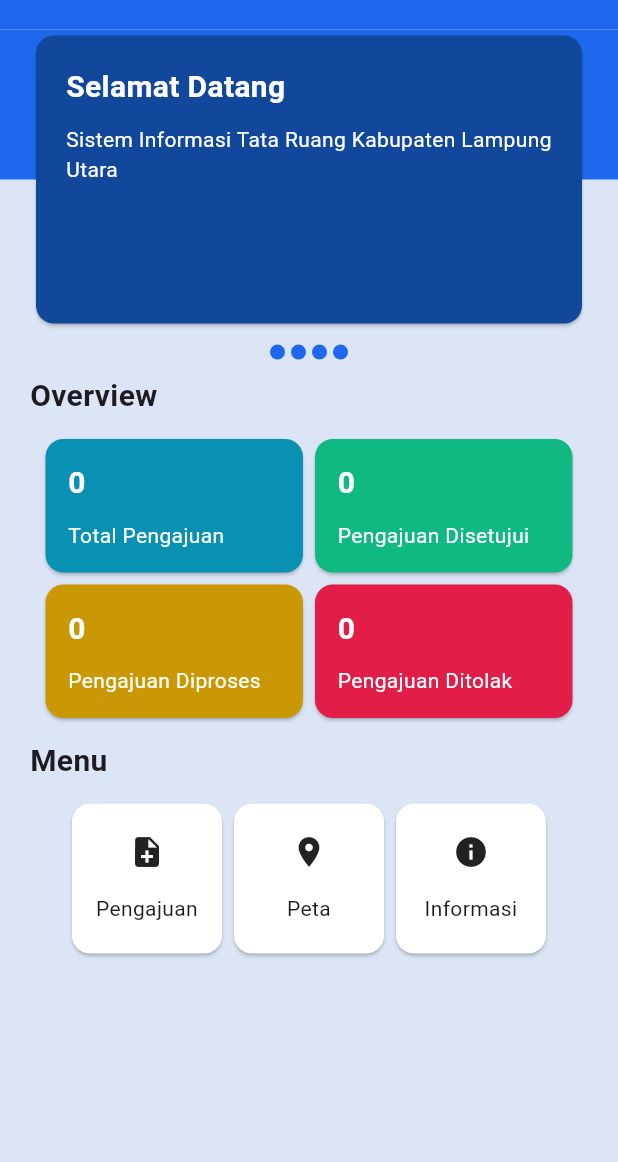
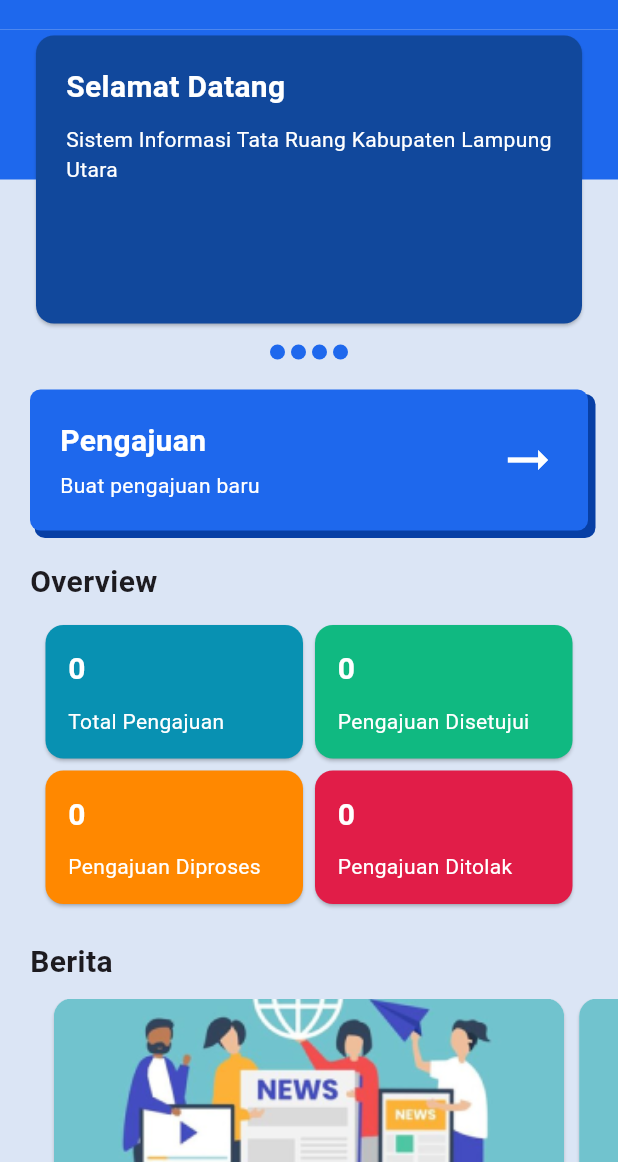
Before and after one commit to maybeenang/simtaru-lampura-flutter, a Flutter app: the screen it shows after launch, on a phone screen of 412 x 824 dp, the part 74-1236 px from its top. Run offline on Flutter 3.47's test engine with Material 2 defaults, Android fonts, the phone set to English and light mode, and no system bars; drawn by our look-alikes of carousel_slider; our stand-ins replace go_router.

Commit message:
update homepage

```diff
--- /dev/null
+++ b/lib/components/berita_card.dart
@@ -0,0 +1,81 @@
+import 'package:flutter/material.dart';
+
+class BeritaCard extends StatelessWidget {
+  const BeritaCard({super.key});
+
+  @override
+  Widget build(BuildContext context) {
+    return const Card(
+      clipBehavior: Clip.antiAlias,
+      margin: EdgeInsets.symmetric(horizontal: 5),
+      child: Column(
+        crossAxisAlignment: CrossAxisAlignment.start,
+        children: [
+          Image(
+            image: AssetImage("assets/images/berita.png"),
+            width: double.infinity,
+            height: 150,
+            fit: BoxFit.cover,
+          ),
+          SizedBox(height: 10),
+          Padding(
+            padding: EdgeInsets.symmetric(horizontal: 10.0),
+            child: Row(
+              crossAxisAlignment: CrossAxisAlignment.center,
+              children: [
+                Icon(
+                  Icons.calendar_today,
+                  size: 16,
+                ),
+                SizedBox(width: 5),
+                Text(
+                  "12/12/2021",
+                  style: TextStyle(
+                    fontSize: 14,
+                  ),
+                ),
+                SizedBox(width: 10),
+                Icon(
+                  Icons.remove_red_eye_outlined,
+                  size: 16,
+                ),
+                SizedBox(width: 5),
+                Text(
+                  "60",
+                  style: TextStyle(
+                    fontSize: 14,
+                  ),
+                ),
+              ],
+            ),
+          ),
+          SizedBox(height: 5),
+          Padding(
+            padding: EdgeInsets.symmetric(horizontal: 10.0),
+            child: Text(
+              "Lorem ipsum dolor sit amet, consectetur adipiscing elit. ",
+              maxLines: 1,
+              overflow: TextOverflow.ellipsis,
+              style: TextStyle(
+                fontSize: 16,
+                fontWeight: FontWeight.bold,
+              ),
+            ),
+          ),
+          SizedBox(height: 5),
+          Padding(
+            padding: EdgeInsets.symmetric(horizontal: 10.0),
+            child: Text(
+              "Lorem ipsum dolor sit amet, consectetur adipiscing elit. dsfsdfs fdsf sd fsd fsdfsdf sdf sdf sf sfds",
+              maxLines: 2,
+              overflow: TextOverflow.ellipsis,
+              style: TextStyle(
+                fontSize: 14,
+              ),
+            ),
+          ),
+        ],
+      ),
+    );
+  }
+}
--- /dev/null
+++ b/lib/components/button_call_toaction.dart
@@ -0,0 +1,60 @@
+import 'package:flutter/material.dart';
+import 'package:flutter_map_simtaru/constants/colors.dart';
+
+class ButtonCallToAction extends StatelessWidget {
+  const ButtonCallToAction({super.key});
+
+  @override
+  Widget build(BuildContext context) {
+    return Padding(
+      padding: const EdgeInsets.symmetric(horizontal: 20),
+      child: Container(
+        decoration: BoxDecoration(
+          color: AppColors.primaryColor,
+          borderRadius: BorderRadius.circular(7),
+          boxShadow: const [
+            BoxShadow(
+              color: Color(0xFF073FA5),
+              spreadRadius: 1,
+              blurRadius: 0,
+              offset: Offset(4, 4),
+              blurStyle: BlurStyle.inner,
+            ),
+          ],
+        ),
+        padding: const EdgeInsets.all(20),
+        child: const Row(
+          mainAxisAlignment: MainAxisAlignment.spaceBetween,
+          children: [
+            Column(
+              crossAxisAlignment: CrossAxisAlignment.start,
+              children: [
+                Text(
+                  "Pengajuan",
+                  style: TextStyle(
+                    fontSize: 20,
+                    fontWeight: FontWeight.bold,
+                    color: AppColors.whiteColor,
+                  ),
+                ),
+                SizedBox(height: 5),
+                Text(
+                  "Buat pengajuan baru",
+                  style: TextStyle(
+                    fontSize: 14,
+                    color: AppColors.whiteColor,
+                  ),
+                ),
+              ],
+            ),
+            Icon(
+              Icons.arrow_right_alt,
+              size: 40,
+              color: AppColors.whiteColor,
+            ),
+          ],
+        ),
+      ),
+    );
+  }
+}
--- /dev/null
+++ b/lib/components/carousel_berita_card.dart
@@ -0,0 +1,32 @@
+import 'package:carousel_slider/carousel_slider.dart';
+import 'package:flutter/material.dart';
+import 'package:flutter_map_simtaru/components/berita_card.dart';
+
+class CarouselBerita extends StatefulWidget {
+  const CarouselBerita({super.key});
+
+  @override
+  State<CarouselBerita> createState() => _CarouselBeritaState();
+}
+
+class _CarouselBeritaState extends State<CarouselBerita> {
+  final CarouselController buttonCarouselController = CarouselController();
+
+  @override
+  Widget build(BuildContext context) {
+    return CarouselSlider.builder(
+      itemCount: 4,
+      itemBuilder: (context, index, realIndex) {
+        return const BeritaCard();
+      },
+      carouselController: buttonCarouselController,
+      options: CarouselOptions(
+        height: 280,
+        viewportFraction: 0.85,
+        enableInfiniteScroll: false,
+        scrollDirection: Axis.horizontal,
+        padEnds: true,
+      ),
+    );
+  }
+}
--- a/lib/components/carousel_welcome_card.dart
+++ b/lib/components/carousel_welcome_card.dart
@@ -47,7 +47,7 @@ class _CaroueselWelcomeCardState extends State<CaroueselWelcomeCard> {
             },
           ),
         ),
-        SizedBox(height: 10),
+        const SizedBox(height: 10),
         Row(
           mainAxisAlignment: MainAxisAlignment.center,
           children: welcomeCards.map(
--- a/lib/components/status_card.dart
+++ b/lib/components/status_card.dart
@@ -9,7 +9,7 @@ class StatusCard extends StatelessWidget {
   final Map<String, Color> colorMapping = {
     "Total Pengajuan": Color(0xFF0891b2),
     "Pengajuan Disetujui": Color(0xFF10b981),
-    "Pengajuan Diproses": Color(0xFFCA9804),
+    "Pengajuan Diproses": Color(0xFFFF8800),
     "Pengajuan Ditolak": Color(0xFFe11d48),
   };
 
--- /dev/null
+++ b/lib/components/subheader.dart
@@ -0,0 +1,22 @@
+import 'package:flutter/material.dart';
+
+class SubHeader extends StatelessWidget {
+  const SubHeader({super.key, required this.labelText});
+
+  final String labelText;
+
+  @override
+  Widget build(BuildContext context) {
+    return Container(
+      width: double.infinity,
+      padding: const EdgeInsets.symmetric(horizontal: 20),
+      child: Text(
+        labelText,
+        style: const TextStyle(
+          fontSize: 20,
+          fontWeight: FontWeight.bold,
+        ),
+      ),
+    );
+  }
+}
--- a/lib/constants/colors.dart
+++ b/lib/constants/colors.dart
@@ -7,4 +7,5 @@ class AppColors {
   static const Color whiteColor = Color(0xFFFFFFFF);
   static const Color blackColor = Color(0xFF000000);
   static const Color greyColor = Color(0xFF8C8C8C);
+  static const Color actionColor = Color(0xFFCFFD5E);
 }
--- a/lib/pages/home_page.dart
+++ b/lib/pages/home_page.dart
@@ -1,10 +1,12 @@
 import 'package:flutter/material.dart';
+import 'package:flutter_map_simtaru/components/button_call_toaction.dart';
+import 'package:flutter_map_simtaru/components/carousel_berita_card.dart';
 import 'package:flutter_map_simtaru/components/carousel_welcome_card.dart';
 import 'package:flutter_map_simtaru/components/custom_appbar.dart';
 import 'package:flutter_map_simtaru/components/custom_safe_area.dart';
 import 'package:flutter_map_simtaru/components/drawer.dart';
-import 'package:flutter_map_simtaru/components/menu_item.dart';
 import 'package:flutter_map_simtaru/components/status_card.dart';
+import 'package:flutter_map_simtaru/components/subheader.dart';
 import 'package:flutter_map_simtaru/constants/colors.dart';
 
 class HomePage extends StatefulWidget {
@@ -27,7 +29,7 @@ class _HomePageState extends State<HomePage> {
           child: Column(
             crossAxisAlignment: CrossAxisAlignment.center,
             children: [
-              CustomAppBar(),
+              const CustomAppBar(),
               Stack(
                 children: [
                   Container(
@@ -40,18 +42,10 @@ class _HomePageState extends State<HomePage> {
                   const CaroueselWelcomeCard(),
                 ],
               ),
-              const SizedBox(height: 10),
-              Container(
-                width: double.infinity,
-                padding: const EdgeInsets.symmetric(horizontal: 20),
-                child: const Text(
-                  "Overview",
-                  style: TextStyle(
-                    fontSize: 20,
-                    fontWeight: FontWeight.bold,
-                  ),
-                ),
-              ),
+              const SizedBox(height: 20),
+              const ButtonCallToAction(),
+              const SizedBox(height: 20),
+              const SubHeader(labelText: "Overview"),
               const SizedBox(height: 10),
               Container(
                 padding: const EdgeInsets.symmetric(horizontal: 20),
@@ -66,35 +60,10 @@ class _HomePageState extends State<HomePage> {
                   ],
                 ),
               ),
+              const SizedBox(height: 20),
+              const SubHeader(labelText: "Berita"),
               const SizedBox(height: 10),
-              Container(
-                width: double.infinity,
-                padding: const EdgeInsets.symmetric(horizontal: 20),
-                child: const Text(
-                  "Menu",
-                  style: TextStyle(
-                    fontSize: 20,
-                    fontWeight: FontWeight.bold,
-                  ),
-                ),
-              ),
-              const SizedBox(height: 10),
-              Wrap(
-                children: [
-                  MenuItem(
-                    label: "Pengajuan",
-                    icon: "Pengajuan",
-                  ),
-                  MenuItem(
-                    label: "Peta",
-                    icon: "Peta",
-                  ),
-                  MenuItem(
-                    label: "Informasi",
-                    icon: "Informasi",
-                  ),
-                ],
-              ),
+              const CarouselBerita(),
               const SizedBox(height: 200)
             ],
           ),
```
Also changed, not shown: assets/images/berita.png (added).
